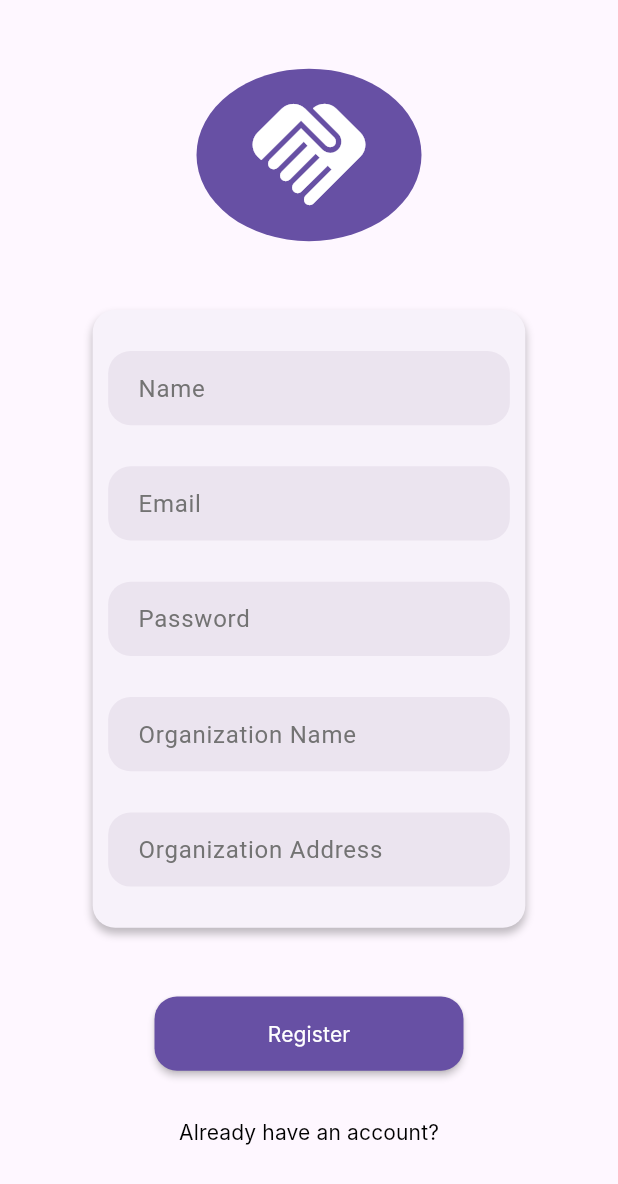
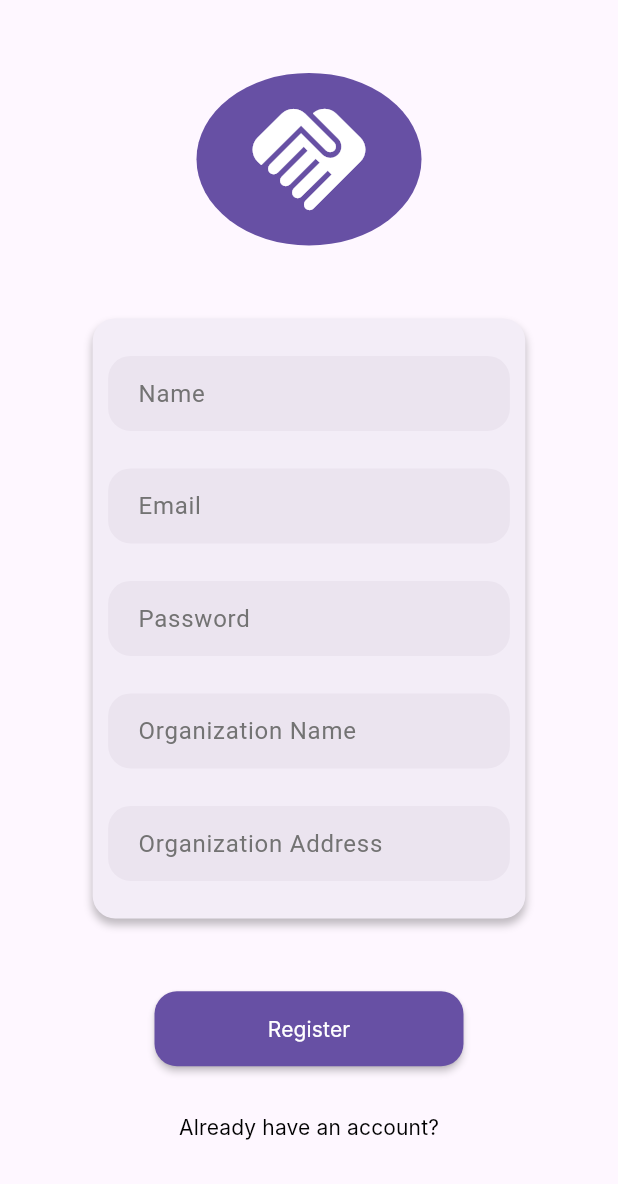
Before and after one commit to jorjegxg/TeamFinderOmnipix, a Flutter app: the RegisterScreen screen opened directly, on a phone screen of 412 x 824 dp. Shown: the top 1184 px of the screen. Run offline on Flutter 3.47's test engine with Material 3 defaults, Android fonts, the phone set to English and light mode, and no system bars; our stand-ins replace bloc, dio, equatable, flutter_hooks, get_it, go_router and 3 more; accounts and stored records are empty; Roboto replaces fonts that are missing (Inter).

Commit message:
feat: fixed navigaton problems

```diff
--- a/lib/core/routes/app_route_config.dart
+++ b/lib/core/routes/app_route_config.dart
@@ -7,30 +7,30 @@ import 'package:team_finder_app/features/auth/presentation/pages/employee_login_
 import 'package:team_finder_app/features/auth/presentation/pages/employee_register_page.dart';
 
 class MyAppRouter {
-  GoRouter router = GoRouter(
+  final GoRouter _router = GoRouter(
     initialLocation: '/registerAdmin',
     routes: [
       GoRoute(
         name: AppRouterConst.registerAdminName,
-        path: '/registerAdmin',
+        path: '/register/admin',
         pageBuilder: (context, state) =>
             const MaterialPage(child: RegisterScreenForAdmin()),
       ),
       GoRoute(
         name: AppRouterConst.loginEmployeeName,
-        path: '/loginEmployee',
+        path: '/login/employee',
         pageBuilder: (context, state) =>
             const MaterialPage(child: EmployeeLoginPage()),
       ),
       GoRoute(
         name: AppRouterConst.loginAdminName,
-        path: '/loginAdmin',
+        path: '/login/admin',
         pageBuilder: (context, state) =>
             const MaterialPage(child: AdminLoginPage()),
       ),
       GoRoute(
         name: AppRouterConst.registerEmployeeName,
-        path: '/registerEmployee',
+        path: '/register/employee',
         pageBuilder: (context, state) =>
             const MaterialPage(child: RegisterScreenForEmployee()),
       ),
@@ -43,4 +43,19 @@ class MyAppRouter {
       ),
     ),
   );
+
+  static final MyAppRouter _instance = MyAppRouter._internal();
+
+  factory MyAppRouter() {
+    return _instance;
+  }
+
+  MyAppRouter._internal();
+
+  // Getter for accessing the router instance
+  GoRouter get router => _router;
+
+  void navigateTo(String route) {
+    _router.go(route);
+  }
 }
--- a/lib/core/util/constants.dart
+++ b/lib/core/util/constants.dart
@@ -1,5 +1,3 @@
-import 'package:flutter/material.dart';
-
 class AuthConstants {
   static const String userId = 'userId';
   static const String name = 'Name';
@@ -23,19 +21,19 @@ class AuthConstants {
   static const String signUp = 'Sign Up';
 }
 
-class AppLightColors {
-  static const surfaceContainer = Color(0xFFF7F2FA);
-  static const primaryColor = Color(0xFF6750A4);
-  static const outlineVariant = Color(0xFFCAC4D0);
-  static const onSurfaceVariant = Color(0xFF49454F);
-  static const appBarSurface = Color(0xFFF3EDF7);
-  static const appBarOnSurface = Color(0xFF1D1B20);
-  static const appBarOnSurfaceVariant = Color(0xFF49454F);
-  static const blockColorFilled = Color(0xFFE6E0E9);
-  static const textField = Color(0xFFEBE4EF);
-  static const surface = Color(0xFFFEF7FF);
-  static const black = Color(0xFF000000);
-  static const white = Color(0xFFFFFFFF);
-  static const shadow = Color(0x3F000000);
-  static const hintTextColor = Color.fromARGB(255, 115, 115, 115);
-}
+// class AppLightColors {
+//   static const surfaceContainer = Color(0xFFF7F2FA);
+//   static const primaryColor = Color(0xFF6750A4);
+//   static const outlineVariant = Color(0xFFCAC4D0);
+//   static const onSurfaceVariant = Color(0xFF49454F);
+//   static const appBarSurface = Color(0xFFF3EDF7);
+//   static const appBarOnSurface = Color(0xFF1D1B20);
+//   static const appBarOnSurfaceVariant = Color(0xFF49454F);
+//   static const blockColorFilled = Color(0xFFE6E0E9);
+//   static const textField = Color(0xFFEBE4EF);
+//   static const surface = Color(0xFFFEF7FF);
+//   static const black = Color(0xFF000000);
+//   static const white = Color(0xFFFFFFFF);
+//   static const shadow = Color(0x3F000000);
+//   static const hintTextColor = Color.fromARGB(255, 115, 115, 115);
+// }
--- a/lib/features/auth/presentation/widgets/custom_text_field.dart
+++ b/lib/features/auth/presentation/widgets/custom_text_field.dart
@@ -1,13 +1,13 @@
 import 'package:flutter/material.dart';
 import 'package:responsive_builder/responsive_builder.dart';
 import 'package:sizer/sizer.dart';
-import 'package:team_finder_app/core/util/constants.dart';
 
 class CustomTextField extends StatelessWidget {
-  const CustomTextField({
-    super.key,
-    required this.nameConttroler, required this.hintText,this.isPassword=false
-  });
+  const CustomTextField(
+      {super.key,
+      required this.nameConttroler,
+      required this.hintText,
+      this.isPassword = false});
 
   final TextEditingController nameConttroler;
   final String hintText;
@@ -16,27 +16,22 @@ class CustomTextField extends StatelessWidget {
   Widget build(BuildContext context) {
     return Container(
       alignment: Alignment.center,
-          width: getValueForScreenType(context: context, mobile: 65.w, tablet: 55.w, desktop: 30.w),
-          height: 6.h,
+      width: getValueForScreenType(
+          context: context, mobile: 65.w, tablet: 55.w, desktop: 30.w),
+      height: 50,
       decoration: BoxDecoration(
-          color: AppLightColors.textField,
-          borderRadius:  BorderRadius.circular(15),
+        color: Theme.of(context).colorScheme.onPrimaryContainer,
+        borderRadius: BorderRadius.circular(15),
       ),
       child: TextField(
         obscureText: isPassword,
         enableSuggestions: false,
         autocorrect: false,
         decoration: InputDecoration(
-              border:InputBorder.none,
+            border: InputBorder.none,
             hintText: hintText,
-              hintStyle: const TextStyle(
-                color: AppLightColors.hintTextColor,
-                fontSize: 16,
-                fontWeight: FontWeight.w400,
-                height: 0,
-                ),
-               contentPadding:const EdgeInsetsDirectional.only(start: 20)
-               ),
+            hintStyle: Theme.of(context).textTheme.labelSmall,
+            contentPadding: const EdgeInsetsDirectional.only(start: 20)),
         controller: nameConttroler,
       ),
     );
--- a/lib/features/auth/presentation/widgets/get_details_form.dart
+++ b/lib/features/auth/presentation/widgets/get_details_form.dart
@@ -22,17 +22,21 @@ class GetDetailsForm extends HookWidget {
       child: Container(
         width: getValueForScreenType(
             context: context, mobile: 70.w, tablet: 60.w, desktop: 35.w),
-        height: isEmployee ? 35.h : 50.h,
+        height: isEmployee
+            ? getValueForScreenType(
+                context: context, mobile: 200, tablet: 350, desktop: 350)
+            : getValueForScreenType(
+                context: context, mobile: 400, tablet: 500, desktop: 500),
         decoration: ShapeDecoration(
-          color: AppLightColors.surfaceContainer,
+          color: Theme.of(context).colorScheme.surfaceContainer,
           shape: RoundedRectangleBorder(
             borderRadius: BorderRadius.circular(15),
           ),
-          shadows: const [
+          shadows: [
             BoxShadow(
-              color: AppLightColors.shadow,
+              color: Theme.of(context).colorScheme.shadow,
               blurRadius: 4,
-              offset: Offset(0, 4),
+              offset: const Offset(0, 4),
               spreadRadius: 0,
             )
           ],
--- a/lib/features/auth/presentation/widgets/logo_widget.dart
+++ b/lib/features/auth/presentation/widgets/logo_widget.dart
@@ -1,5 +1,4 @@
 import 'package:flutter/material.dart';
-import 'package:team_finder_app/core/util/constants.dart';
 
 class LogoWidget extends StatelessWidget {
   const LogoWidget({
@@ -9,15 +8,15 @@ class LogoWidget extends StatelessWidget {
   @override
   Widget build(BuildContext context) {
     return SizedBox(
-      width:150,
+      width: 150,
       height: 115,
       child: Center(
         child: Container(
           width: 150,
           height: 115,
-          decoration: const ShapeDecoration(
-            color: AppLightColors.primaryColor,
-            shape: OvalBorder(),
+          decoration: ShapeDecoration(
+            color: Theme.of(context).colorScheme.primary,
+            shape: const OvalBorder(),
           ),
           child: const Center(
             child: Icon(
--- a/lib/features/auth/presentation/widgets/register_button.dart
+++ b/lib/features/auth/presentation/widgets/register_button.dart
@@ -1,10 +1,9 @@
 import 'package:flutter/material.dart';
 import 'package:responsive_builder/responsive_builder.dart';
 import 'package:sizer/sizer.dart';
-import 'package:team_finder_app/core/util/constants.dart';
 
-class RegisterButton extends StatelessWidget {
-  const RegisterButton({
+class CustomButton extends StatelessWidget {
+  const CustomButton({
     required this.text,
     required this.onPressed,
     super.key,
@@ -14,17 +13,18 @@ class RegisterButton extends StatelessWidget {
   @override
   Widget build(BuildContext context) {
     return MaterialButton(
-      height: 6.h,
-      minWidth: getValueForScreenType(context: context, mobile: 50.w, tablet: 30.w, desktop: 10.w),
-      color: AppLightColors.primaryColor,
+      height: 50,
+      minWidth: getValueForScreenType(
+          context: context, mobile: 50.w, tablet: 30.w, desktop: 10.w),
+      color: Theme.of(context).colorScheme.primary,
       shape: RoundedRectangleBorder(
         borderRadius: BorderRadius.circular(15),
       ),
       onPressed: onPressed,
-      child:  Text(
+      child: Text(
         text,
-        style: const TextStyle(
-          color: AppLightColors.white,
+        style: TextStyle(
+          color: Theme.of(context).colorScheme.onPrimary,
           fontSize: 14,
           fontFamily: 'Inter',
           fontWeight: FontWeight.w400,
--- a/lib/features/auth/presentation/widgets/register_screen.dart
+++ b/lib/features/auth/presentation/widgets/register_screen.dart
@@ -17,22 +17,33 @@ class RegisterScreen extends StatelessWidget {
   Widget build(BuildContext context) {
     return SafeArea(
       child: Scaffold(
-        backgroundColor: AppLightColors.surface,
+        backgroundColor: Theme.of(context).colorScheme.surface,
         body: Sizer(
           builder: (BuildContext context, Orientation orientation,
               DeviceType deviceType) {
-            return Column(
+            return SingleChildScrollView(
+              child: ConstrainedBox(
+                constraints: BoxConstraints(
+                  minHeight: 100.h,
+                ),
+                child: Column(
                   crossAxisAlignment: CrossAxisAlignment.center,
                   mainAxisAlignment: MainAxisAlignment.spaceEvenly,
+                  mainAxisSize: MainAxisSize.min,
                   children: [
-                const LogoWidget(),
+                    const Padding(
+                      padding: EdgeInsets.all(20),
+                      child: LogoWidget(),
+                    ),
                     GetDetailsForm(
                       isEmployee: isEmployee,
                     ),
-                Column(
+                    Padding(
+                      padding: const EdgeInsets.all(20),
+                      child: Column(
                         mainAxisAlignment: MainAxisAlignment.end,
                         children: [
-                    RegisterButton(
+                          CustomButton(
                             text: AuthConstants.register,
                             onPressed: () {
                               //TODO: implement register administrator
@@ -45,7 +56,8 @@ class RegisterScreen extends StatelessWidget {
                             text: AuthConstants.alreadyHaveAnAccount,
                             onPressed: () {
                               if (isEmployee) {
-                          context.goNamed(AppRouterConst.loginEmployeeName);
+                                context
+                                    .goNamed(AppRouterConst.loginEmployeeName);
                               } else {
                                 context.goNamed(AppRouterConst.loginAdminName);
                               }
@@ -53,7 +65,10 @@ class RegisterScreen extends StatelessWidget {
                           ),
                         ],
                       ),
+                    ),
                   ],
+                ),
+              ),
             );
           },
         ),
--- a/lib/main.dart
+++ b/lib/main.dart
@@ -3,13 +3,16 @@ import 'dart:developer';
 import 'package:dio/dio.dart';
 import 'package:flutter/foundation.dart';
 import 'package:flutter/material.dart';
+import 'package:get_it/get_it.dart';
 import 'package:hive/hive.dart';
 import 'package:path_provider/path_provider.dart' as path_provider;
 import 'package:responsive_builder/responsive_builder.dart';
 import 'package:team_finder_app/core/routes/app_route_config.dart';
+import 'package:team_finder_app/core/util/theme.dart';
 
 Future<void> main() async {
   WidgetsFlutterBinding.ensureInitialized();
+  GetIt.I.registerSingleton<MyAppRouter>(MyAppRouter());
   if (kIsWeb) {
   } else {
     final appDocumentDir =
@@ -29,8 +32,9 @@ class MyApp extends StatelessWidget {
     return ResponsiveApp(
       builder: (context) {
         return MaterialApp.router(
-          routerConfig: MyAppRouter().router,
+          routerConfig: GetIt.I<MyAppRouter>().router,
           title: 'Flutter Demo',
+          theme: createLightTheme(),
         );
       },
     );
```
Also changed, not shown: lib/core/util/theme.dart (added, +35 -0 lines), lib/features/auth/presentation/widgets/login_form.dart (+6 -6 lines), lib/features/auth/presentation/widgets/login_page.dart (+22 -7 lines). Lines whose indentation alone changed are shown as unchanged.
